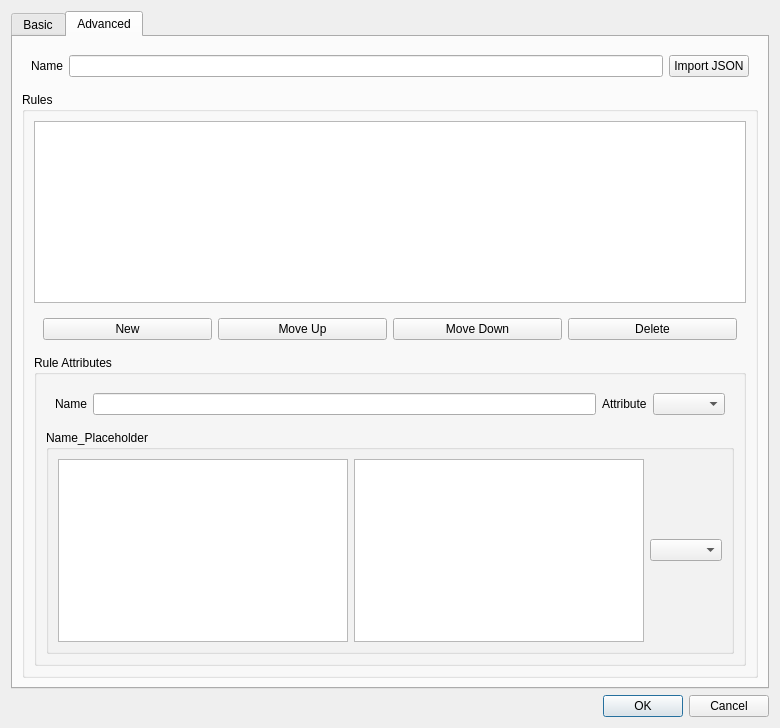
Above: include/ui/setting/RouteItem.ui from shengmo0210/Throne before the change. Below: the same form after it.
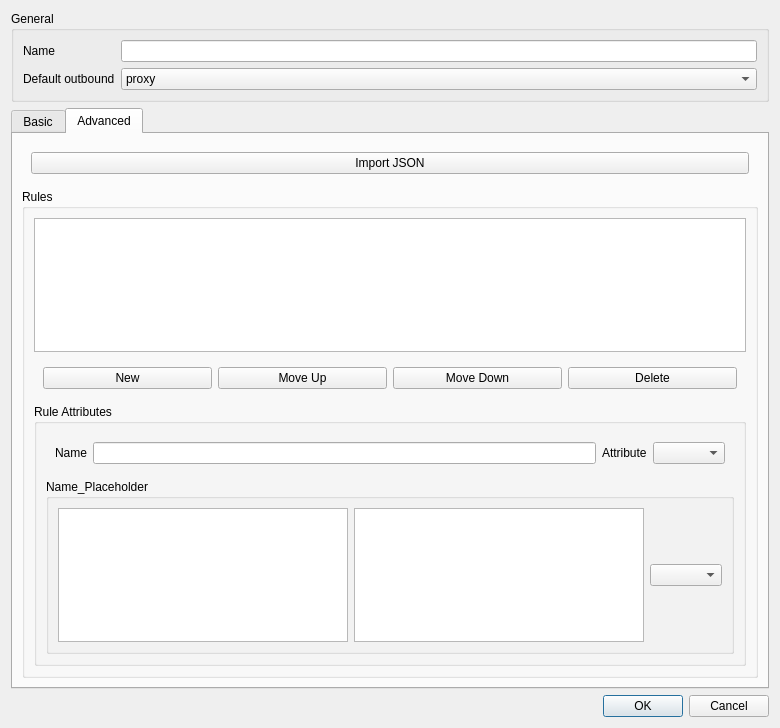
That is the form after the change. The open tabs and pages were chosen to show the change.

Commit message: Improve route profile dialog layout

```diff
--- a/include/ui/setting/RouteItem.ui
+++ b/include/ui/setting/RouteItem.ui
@@ -14,6 +14,52 @@
    <string>Route Profile</string>
   </property>
   <layout class="QVBoxLayout" name="verticalLayout_3">
+   <item>
+    <widget class="QGroupBox" name="generalBox">
+     <property name="sizePolicy">
+      <sizepolicy hsizetype="Expanding" vsizetype="Expanding">
+       <horstretch>0</horstretch>
+       <verstretch>0</verstretch>
+      </sizepolicy>
+     </property>
+     <property name="title">
+      <string>General</string>
+     </property>
+     <layout class="QGridLayout" name="gridLayout">
+      <item row="0" column="0">
+       <widget class="QLabel" name="route_name_l">
+        <property name="text">
+         <string>Name</string>
+        </property>
+       </widget>
+      </item>
+      <item row="0" column="1">
+       <widget class="QLineEdit" name="route_name"/>
+      </item>
+      <item row="2" column="1">
+       <widget class="QComboBox" name="def_out">
+        <item>
+         <property name="text">
+          <string>proxy</string>
+         </property>
+        </item>
+        <item>
+         <property name="text">
+          <string>direct</string>
+         </property>
+        </item>
+       </widget>
+      </item>
+      <item row="2" column="0">
+       <widget class="QLabel" name="def_out_l">
+        <property name="text">
+         <string>Default outbound</string>
+        </property>
+       </widget>
+      </item>
+     </layout>
+    </widget>
+   </item>
    <item>
     <widget class="QTabWidget" name="tabWidget">
      <property name="currentIndex">
@@ -34,20 +80,6 @@
        <item>
         <widget class="QGroupBox" name="simple_direct_box">
          <layout class="QVBoxLayout" name="verticalLayout_6">
-          <item>
-           <widget class="QComboBox" name="def_out">
-            <item>
-             <property name="text">
-              <string>proxy</string>
-             </property>
-            </item>
-            <item>
-             <property name="text">
-              <string>direct</string>
-             </property>
-            </item>
-           </widget>
-          </item>
           <item>
            <widget class="QLabel" name="label">
             <property name="text">
@@ -103,16 +135,6 @@
        <item>
         <widget class="QWidget" name="widget" native="true">
          <layout class="QHBoxLayout" name="horizontalLayout">
-          <item>
-           <widget class="QLabel" name="route_name_l">
-            <property name="text">
-             <string>Name</string>
-            </property>
-           </widget>
-          </item>
-          <item>
-           <widget class="QLineEdit" name="route_name"/>
-          </item>
           <item>
            <widget class="QPushButton" name="route_import_json">
             <property name="text">
```
